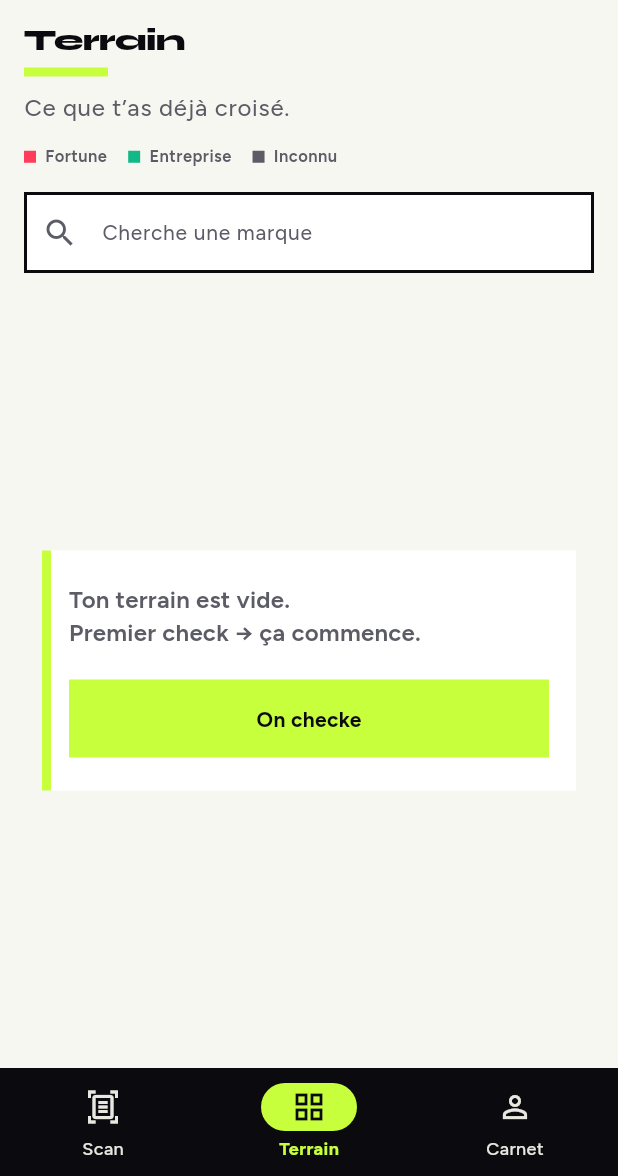
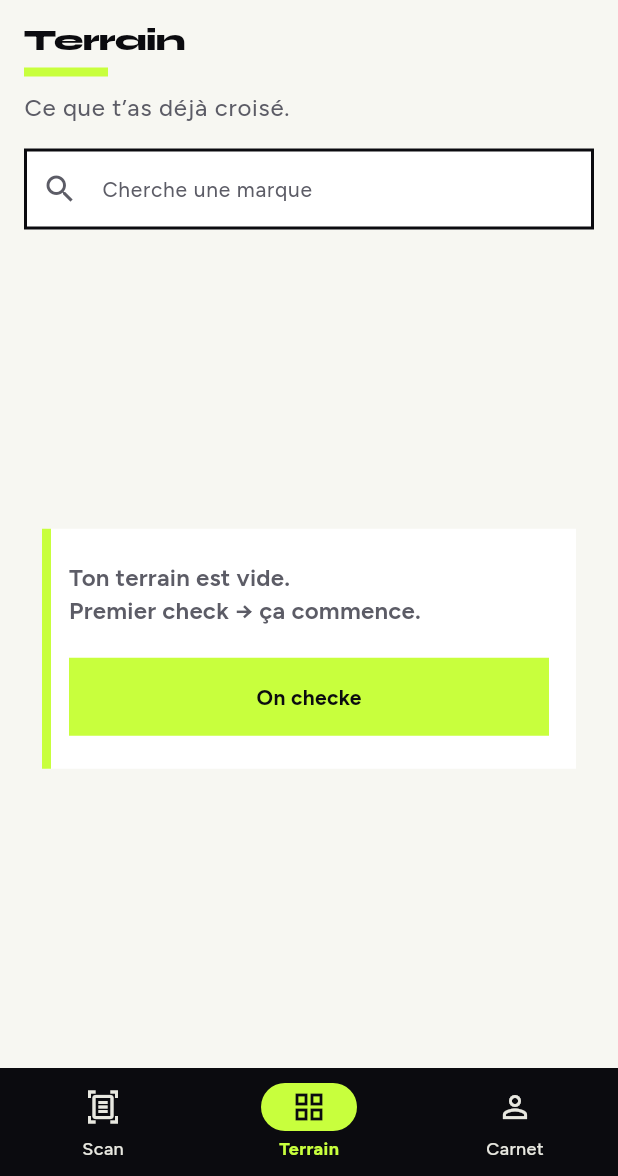
Before and after one commit to Enterenn/ceaki, a Flutter app: the screen it shows after launch, item 2 of the bottom bar chosen, on a phone screen of 412 x 824 dp, the part 60-1236 px from its top. Run offline on Flutter 3.47's test engine with Material 3 defaults, Android fonts, the phone set to English and light mode, and no system bars; our stand-ins replace drift, drift_flutter, flutter_riverpod, permission_handler; missing offline and left inert: mobile_scanner; accounts and stored records are empty; generated files the repository leaves out were written again.

Commit message:
Strip the Terrain header down to action, not legend.
Filters carry the tone key; remove unused archive legend copy.

Co-authored-by: Cursor <cursoragent@cursor.com>

```diff
--- a/lib/l10n/app_fr.arb
+++ b/lib/l10n/app_fr.arb
@@ -79,7 +79,6 @@
   "categoryProduct": "Produit",
   "searchHint": "Fortune, société ou marque",
   "archiveSearchHint": "Cherche une marque",
-  "archiveBadge": "Terrain",
   "archiveSub": "Ce que t’as déjà croisé.",
   "archiveCount": "{count} {count, plural, =0{marque} =1{marque} other{marques}}",
   "@archiveCount": {
@@ -87,9 +86,6 @@
       "count": {"type": "int"}
     }
   },
-  "archiveLegendFortune": "Fortune",
-  "archiveLegendClear": "Entreprise",
-  "archiveLegendUnknown": "Inconnu",
   "archiveFilterAll": "Toutes",
   "archiveFilterFortune": "Fortune",
   "archiveFilterClear": "Entreprise",
--- a/lib/l10n/app_localizations.dart
+++ b/lib/l10n/app_localizations.dart
@@ -442,12 +442,6 @@ abstract class AppLocalizations {
   /// **'Cherche une marque'**
   String get archiveSearchHint;
 
-  /// No description provided for @archiveBadge.
-  ///
-  /// In fr, this message translates to:
-  /// **'Terrain'**
-  String get archiveBadge;
-
   /// No description provided for @archiveSub.
   ///
   /// In fr, this message translates to:
@@ -459,24 +453,6 @@ abstract class AppLocalizations {
   /// In fr, this message translates to:
   /// **'{count} {count, plural, =0{marque} =1{marque} other{marques}}'**
   String archiveCount(int count);
-
-  /// No description provided for @archiveLegendFortune.
-  ///
-  /// In fr, this message translates to:
-  /// **'Fortune'**
-  String get archiveLegendFortune;
-
-  /// No description provided for @archiveLegendClear.
-  ///
-  /// In fr, this message translates to:
-  /// **'Entreprise'**
-  String get archiveLegendClear;
-
-  /// No description provided for @archiveLegendUnknown.
-  ///
-  /// In fr, this message translates to:
-  /// **'Inconnu'**
-  String get archiveLegendUnknown;
 
   /// No description provided for @archiveFilterAll.
   ///
--- a/lib/l10n/app_localizations_fr.dart
+++ b/lib/l10n/app_localizations_fr.dart
@@ -220,9 +220,6 @@ class AppLocalizationsFr extends AppLocalizations {
   String get archiveSearchHint => 'Cherche une marque';
 
   @override
-  String get archiveBadge => 'Terrain';
-
-  @override
   String get archiveSub => 'Ce que t’as déjà croisé.';
 
   @override
@@ -236,15 +233,6 @@ class AppLocalizationsFr extends AppLocalizations {
     );
     return '$count $_temp0';
   }
-
-  @override
-  String get archiveLegendFortune => 'Fortune';
-
-  @override
-  String get archiveLegendClear => 'Entreprise';
-
-  @override
-  String get archiveLegendUnknown => 'Inconnu';
 
   @override
   String get archiveFilterAll => 'Toutes';
--- a/lib/ui/library/library_page.dart
+++ b/lib/ui/library/library_page.dart
@@ -50,24 +50,6 @@ class _LibraryPageState extends ConsumerState<LibraryPage> {
               title: l10n.navLibrary,
               subtitle: l10n.archiveSub,
               trailing: l10n.archiveCount(entries.length),
-              bottom: Wrap(
-                spacing: 14,
-                runSpacing: 8,
-                children: [
-                  _LegendDot(
-                    color: TransparenceColors.coral,
-                    label: l10n.archiveLegendFortune,
-                  ),
-                  _LegendDot(
-                    color: TransparenceColors.leaf,
-                    label: l10n.archiveLegendClear,
-                  ),
-                  _LegendDot(
-                    color: TransparenceColors.mute,
-                    label: l10n.archiveLegendUnknown,
-                  ),
-                ],
-              ),
             ),
             Padding(
               padding: const EdgeInsets.fromLTRB(16, 8, 16, 0),
@@ -195,6 +177,9 @@ class _FilterChip extends StatelessWidget {
   @override
   Widget build(BuildContext context) {
     final theme = Theme.of(context);
+    final onSelected = color == TransparenceColors.mute
+        ? TransparenceColors.paper
+        : Colors.white;
     return Material(
       color: selected ? color : Colors.white,
       child: InkWell(
@@ -207,37 +192,12 @@ class _FilterChip extends StatelessWidget {
           child: Text(
             label,
             style: theme.textTheme.labelMedium?.copyWith(
-              color: selected ? Colors.white : color,
+              color: selected ? onSelected : color,
               fontVariations: const [FontVariation('wght', 700)],
             ),
           ),
         ),
       ),
-    );
-  }
-}
-
-class _LegendDot extends StatelessWidget {
-  const _LegendDot({required this.color, required this.label});
-
-  final Color color;
-  final String label;
-
-  @override
-  Widget build(BuildContext context) {
-    return Row(
-      mainAxisSize: MainAxisSize.min,
-      children: [
-        Container(width: 8, height: 8, color: color),
-        const SizedBox(width: 6),
-        Text(
-          label,
-          style: Theme.of(context).textTheme.labelSmall?.copyWith(
-            color: TransparenceColors.mute,
-            letterSpacing: 0.3,
-          ),
-        ),
-      ],
     );
   }
 }
```
